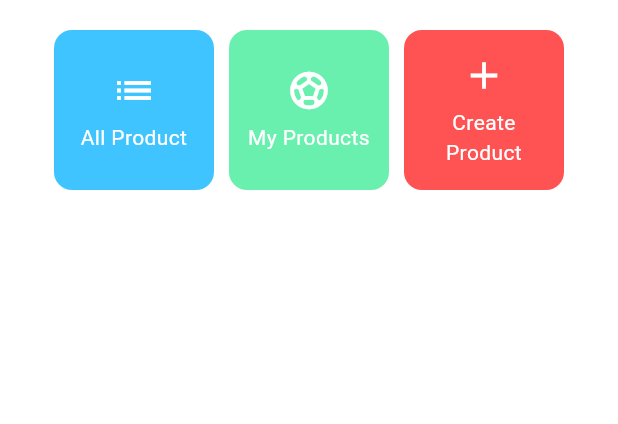
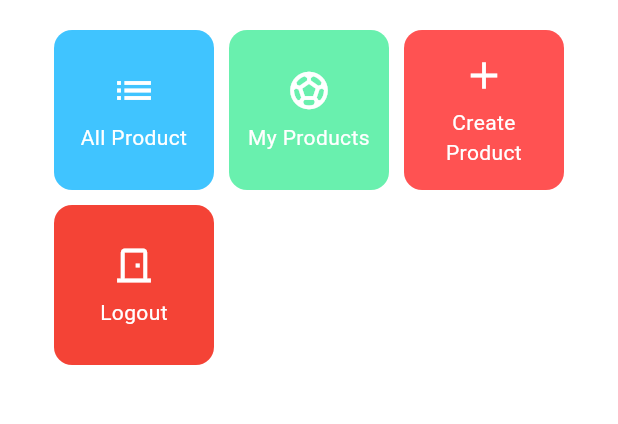
Before and after one commit to syifaakrt/toko_sepakbola_jaya_abadi_mobile, a Flutter app: the MyHomePage screen opened directly, on a phone screen of 412 x 824 dp, the part 234-658 px from its top. Run offline on Flutter 3.47's test engine with Material 3 defaults, Android fonts, the phone set to English and light mode, and no system bars; missing offline and left inert: pbp_django_auth.

```diff
--- a/lib/screens/menu.dart
+++ b/lib/screens/menu.dart
@@ -9,6 +9,7 @@ class MyHomePage extends StatelessWidget {
     ItemHomepage("All Product", Icons.list, Colors.lightBlueAccent),
     ItemHomepage("My Products", Icons.sports_soccer,Colors.greenAccent),
     ItemHomepage("Create Product", Icons.add, Colors.redAccent),
+    ItemHomepage("Logout", Icons.door_front_door_outlined, Colors.red),
   ];
 
   @override
```
Also changed, not shown: 1 other file.
